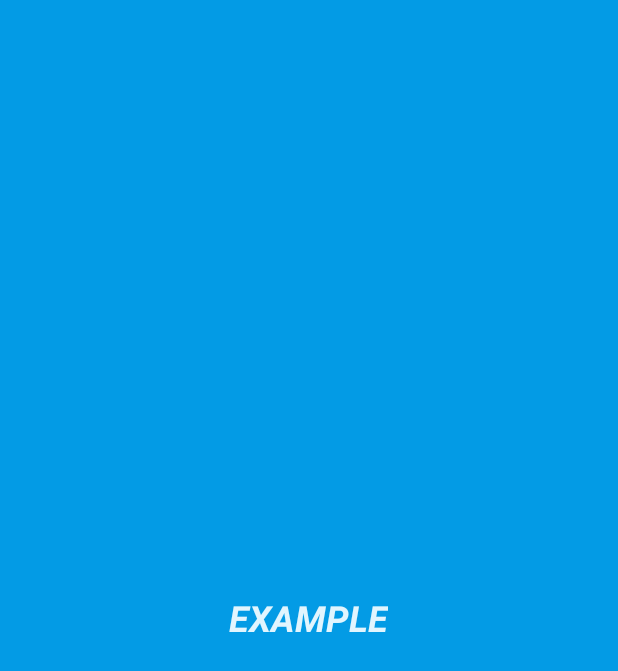
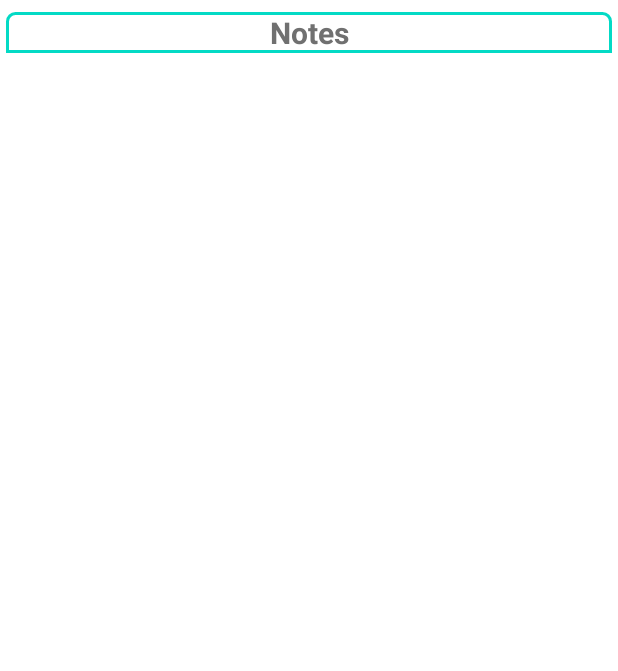
Before and after one commit to lokaimoma/TouchNotes, an Android app: the layout note_list.xml on its own in the app's theme, with its tools: preview values and no code run, on a phone screen of 412 x 824 dp. Shown: the top 671 px of the screen. Run offline under Robolectric (Android 15) with nearby library versions, the phone set to English and light mode, and no system bars.

Commit message:
Add header to widget
Added a header showing the title
Notes.

```diff
--- a/app/src/main/java/com/koc/touchnotes/NoteList.kt
+++ b/app/src/main/java/com/koc/touchnotes/NoteList.kt
@@ -26,10 +26,8 @@ class NoteList : AppWidgetProvider() {
 }
 
 internal fun updateAppWidget(context: Context, appWidgetManager: AppWidgetManager, appWidgetId: Int) {
-    val widgetText = context.getString(R.string.appwidget_text)
     // Construct the RemoteViews object
     val views = RemoteViews(context.packageName, R.layout.note_list)
-    views.setTextViewText(R.id.appwidget_text, widgetText)
 
     // Instruct the widget manager to update the widget
     appWidgetManager.updateAppWidget(appWidgetId, views)
--- a/app/src/main/res/layout/note_list.xml
+++ b/app/src/main/res/layout/note_list.xml
@@ -1,21 +1,26 @@
-<RelativeLayout xmlns:android="http://schemas.android.com/apk/res/android"
+<FrameLayout xmlns:android="http://schemas.android.com/apk/res/android"
+    xmlns:app="http://schemas.android.com/apk/res-auto"
+    xmlns:tools="http://schemas.android.com/tools"
     android:layout_width="match_parent"
     android:layout_height="match_parent"
-    android:background="?attr/appWidgetBackgroundColor"
+    android:background="@color/white"
     android:padding="@dimen/widget_margin"
     android:theme="@style/ThemeOverlay.TouchNotes.AppWidgetContainer">
 
     <TextView
-        android:id="@+id/appwidget_text"
-        android:layout_width="wrap_content"
+        android:id="@+id/textView"
+        android:layout_width="match_parent"
         android:layout_height="wrap_content"
-        android:layout_centerHorizontal="true"
-        android:layout_centerVertical="true"
-        android:layout_margin="8dp"
-        android:background="?attr/appWidgetBackgroundColor"
-        android:contentDescription="@string/appwidget_text"
-        android:text="@string/appwidget_text"
-        android:textColor="?attr/appWidgetTextColor"
-        android:textSize="24sp"
-        android:textStyle="bold|italic" />
-</RelativeLayout>
+        android:layout_marginStart="4dp"
+        android:layout_marginTop="8dp"
+        android:layout_marginEnd="4dp"
+        android:background="@drawable/note_body"
+        android:elevation="5dp"
+        android:text="@string/notes"
+        android:textAlignment="center"
+        android:textColor="@color/textColors"
+        android:textSize="20sp"
+        android:textStyle="bold" />
+
+
+</FrameLayout>
--- a/app/src/main/res/values-night/strings.xml
+++ b/app/src/main/res/values-night/strings.xml
@@ -1,4 +1,5 @@
 <?xml version="1.0" encoding="utf-8"?>
 <resources>
     <string name="save">Save</string>
+    <string name="notes">Notes</string>
 </resources>
--- a/app/src/main/res/values-night/themes.xml
+++ b/app/src/main/res/values-night/themes.xml
@@ -23,4 +23,5 @@
         <item name="appWidgetBackgroundColor">@color/light_blue_900</item>
         <item name="appWidgetTextColor">@color/light_blue_200</item>
     </style>
+
 </resources>
--- a/app/src/main/res/values/strings.xml
+++ b/app/src/main/res/values/strings.xml
@@ -9,4 +9,5 @@
     <string name="note_edit">Note Edit</string>
     <string name="appwidget_text">EXAMPLE</string>
     <string name="add_widget">Add widget</string>
+    <string name="notes">Notes</string>
 </resources>
```
